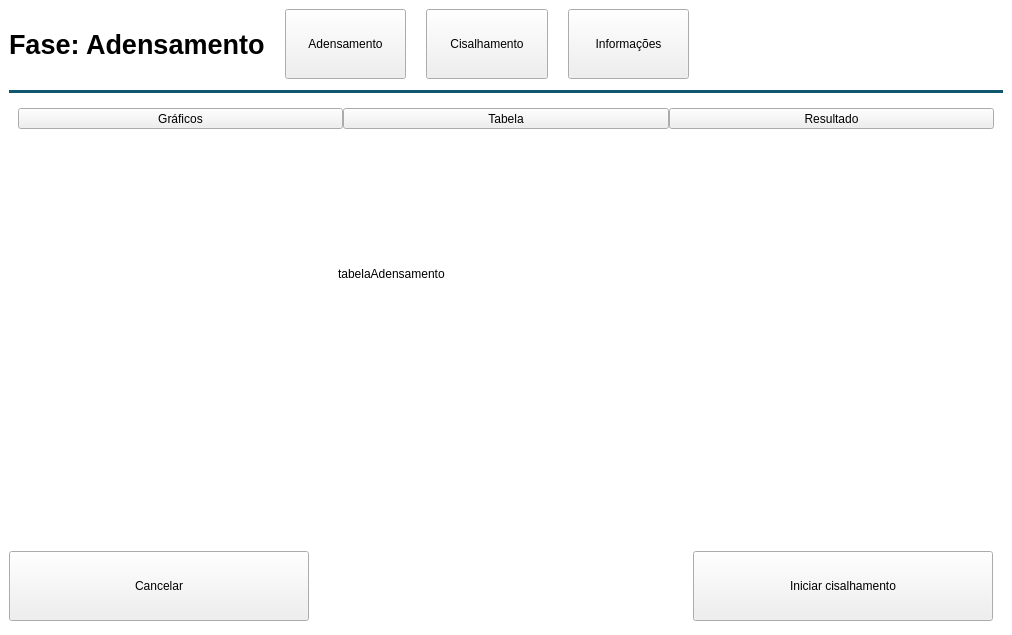
Matheusodias/infralab_direct_shear_embedded_interface, file Code/Interface/mainwindow.ui: the form before one commit.
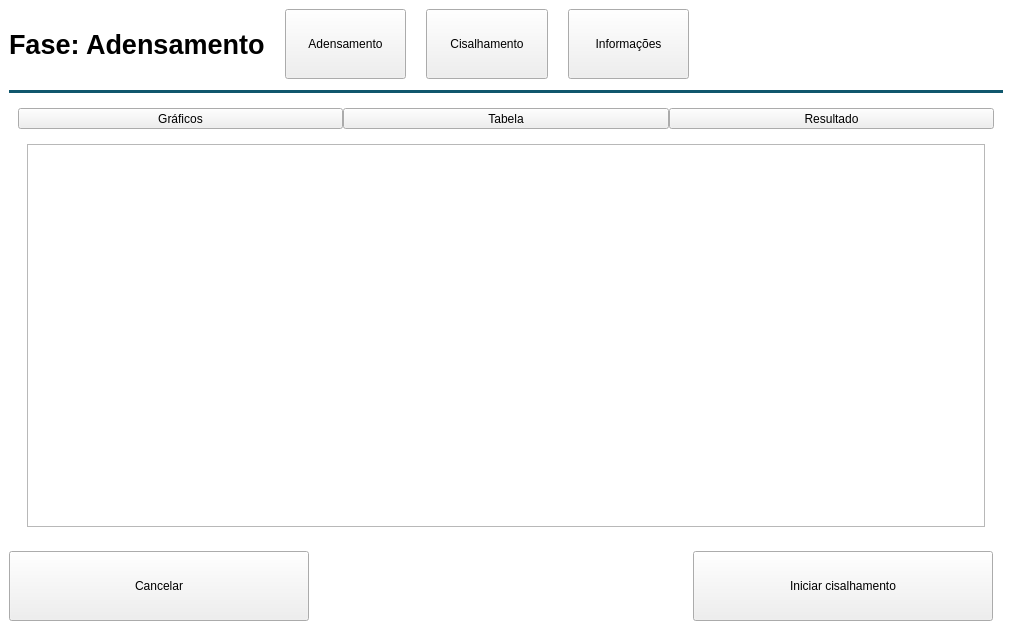
The form after the commit. The open tabs and pages were chosen to show the change. Icons and pictures are not drawn.

Commit message: Begin alterations for shear and densification tables.

Patch:
```diff
--- a/Code/Interface/mainwindow.ui
+++ b/Code/Interface/mainwindow.ui
@@ -322,19 +322,11 @@
                </widget>
               </widget>
               <widget class="QWidget" name="densificationTable_page">
-               <widget class="QLabel" name="label_8">
-                <property name="geometry">
-                 <rect>
-                  <x>320</x>
-                  <y>130</y>
-                  <width>161</width>
-                  <height>17</height>
-                 </rect>
-                </property>
-                <property name="text">
-                 <string>tabelaAdensamento</string>
-                </property>
-               </widget>
+               <layout class="QVBoxLayout" name="verticalLayout_14">
+                <item>
+                 <widget class="QTableWidget" name="densification_tableWidget"/>
+                </item>
+               </layout>
               </widget>
               <widget class="QWidget" name="densificationResult_page">
                <widget class="QLabel" name="label_7">
```
Left out of the diff: 22 changed lines with no effect on the pictures. The commit also changes 19 other files.
